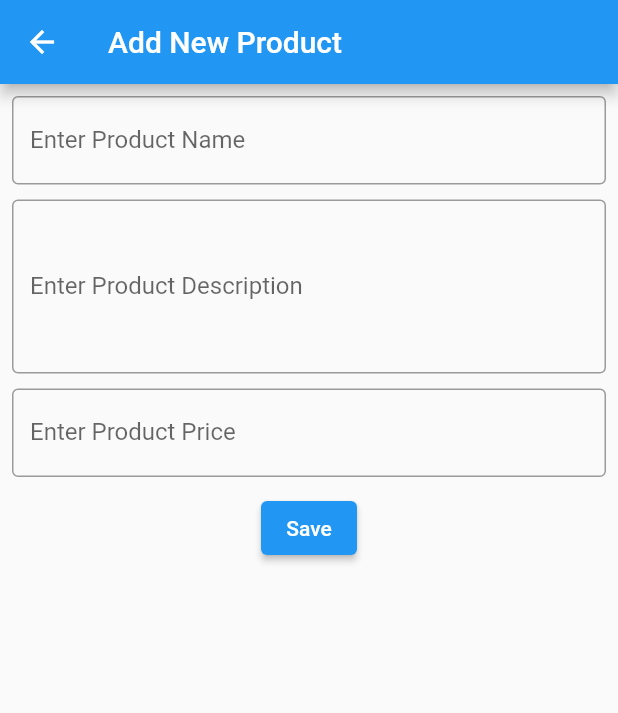
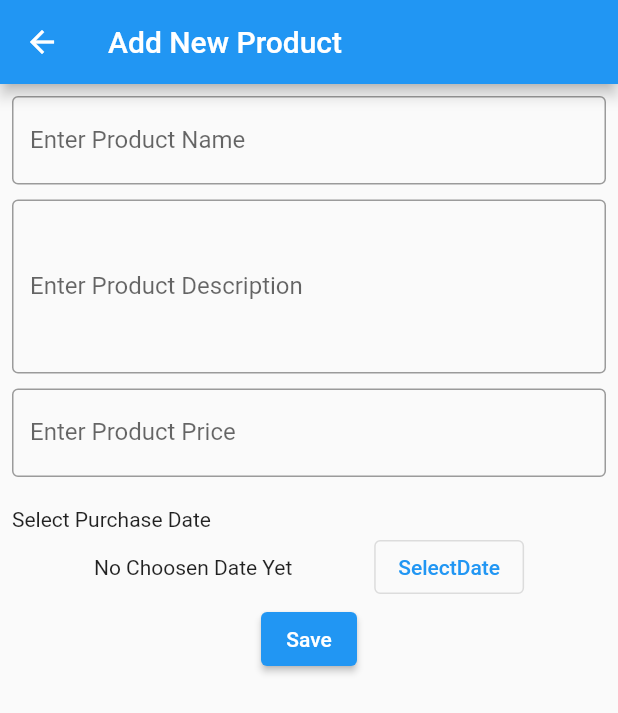
Before and after one commit to Redwan-anik/productapp_batch7, a Flutter app: the NewProductPage screen opened by its route, on a phone screen of 412 x 824 dp. Shown: the top 713 px of the screen. Run offline on Flutter 3.47's test engine with Material 2 defaults, Android fonts, the phone set to English and light mode, and no system bars; our stand-ins replace image_picker, sqflite; accounts and stored records are empty.

Commit message:
date picker added

```diff
--- a/lib/models/product_model.dart
+++ b/lib/models/product_model.dart
@@ -7,7 +7,10 @@ class Product{
   String? description;
   double? price;
   bool? isFavorite;
-  String? uploadDate;
+  String? formattedDate;
+  int? uploadedMonth;
+  int? uploadedYear;
+  int? timeStamp;
   double? rating;
   String? image;
 
@@ -18,7 +21,7 @@ class Product{
         this.description,
         @required this.price,
         this.isFavorite =false,
-        this.uploadDate,
+        this.formattedDate,
         this.rating= 0.0,
         this.image
       }
@@ -26,7 +29,7 @@ class Product{
 
   @override
   String toString() {
-    return 'Product{id: $id, name: $name, Category: $Category, description: $description, price: $price, isFavorite: $isFavorite, uploadDate: $uploadDate, rating: $rating, image: $image}';
+    return 'Product{id: $id, name: $name, Category: $Category, description: $description, price: $price, isFavorite: $isFavorite, uploadDate: $formattedDate, rating: $rating, image: $image}';
   }
 
 }
--- a/lib/pages/new_product_page.dart
+++ b/lib/pages/new_product_page.dart
@@ -1,5 +1,6 @@
 import 'package:flutter/cupertino.dart';
 import 'package:flutter/material.dart';
+import 'package:intl/intl.dart';
 
 import '../models/product_model.dart';
 class NewProductPage extends StatefulWidget {
@@ -11,12 +12,33 @@ class NewProductPage extends StatefulWidget {
 
 class _NewProductPageState extends State<NewProductPage> {
   final _formKey = GlobalKey<FormState>();
+  var productObj = Product();
+  DateTime?_selectedDate;
+
+  _openCalender()async{
+    _selectedDate= await showDatePicker(context: context,
+        initialDate: DateTime.now(),
+        firstDate: DateTime(2020),
+        lastDate: DateTime.now(),
+    ).whenComplete(() {
+      setState(() {
+
+      });
+    });
+    productObj.formattedDate=DateFormat("dd/MM/yyyy").format(_selectedDate!);
+    productObj.timeStamp =_selectedDate!.millisecondsSinceEpoch;
+    productObj.uploadedYear=_selectedDate!.month;
+    productObj.uploadedMonth=_selectedDate!.month;
+
+  }
+
+
   _saveProduct(){
     if(_formKey.currentState!.validate()){
       _formKey.currentState!.save();
     }
   }
-  var productObj = Product();
+
   @override
   Widget build(BuildContext context) {
     return Scaffold(
@@ -94,11 +116,25 @@ class _NewProductPageState extends State<NewProductPage> {
                 },
               ),
               SizedBox(
-                height: 10,
+                height: 20,
               ),
+              Text("Select Purchase Date "),
+              Row(
+                mainAxisAlignment: MainAxisAlignment.spaceEvenly,
+                children: [
+                 Text(_selectedDate==null?"No Choosen Date Yet":"${productObj.formattedDate}"),
+                  OutlinedButton(onPressed:_openCalender, child: Text("SelectDate"))
+                ],
+              ),
+
+
+
               Center(
                   child: ElevatedButton(
-                  onPressed: _saveProduct,
+                  onPressed: (){
+                    _saveProduct();
+                    // print(_selectedDate);
+                  },
                   child: Text("Save"),
                   )
               )
```
